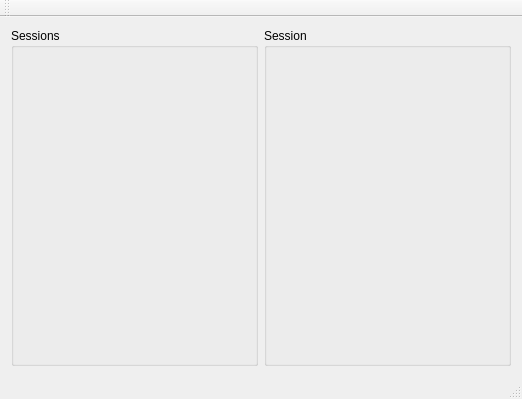
Old version of the form dda_ctrl/dda_analysis/analyswindow.ui in the repository olegyurchenko/dda-control.
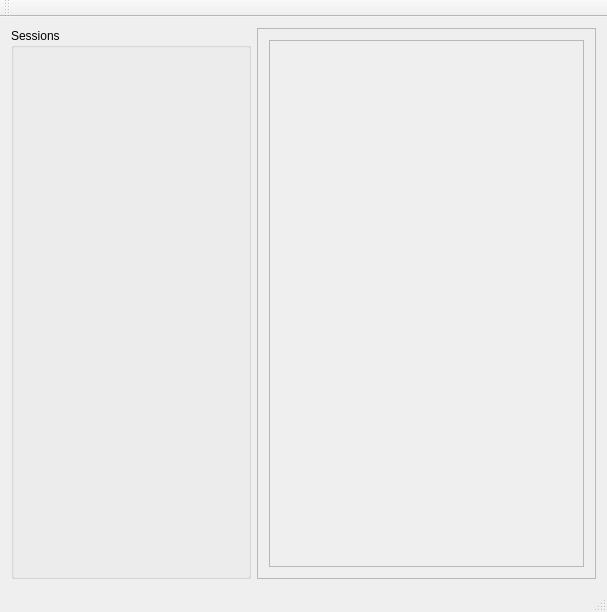
New version of the form. Custom widgets are drawn as their Qt base class.

```diff
--- a/dda_ctrl/dda_analysis/analyswindow.ui
+++ b/dda_ctrl/dda_analysis/analyswindow.ui
@@ -6,8 +6,8 @@
    <rect>
     <x>0</x>
     <y>0</y>
-    <width>522</width>
-    <height>399</height>
+    <width>607</width>
+    <height>612</height>
    </rect>
   </property>
   <property name="windowTitle">
@@ -17,23 +17,44 @@
    <layout class="QHBoxLayout" name="horizontalLayout">
     <item>
      <widget class="SelSessionBox" name="selSessionBox">
-      <property name="title">
-       <string>Sessions</string>
-      </property>
-     </widget>
-    </item>
-    <item>
-     <widget class="SessionBox" name="sessionBox">
       <property name="minimumSize">
        <size>
-        <width>80</width>
-        <height>80</height>
+        <width>240</width>
+        <height>0</height>
        </size>
       </property>
       <property name="title">
-       <string>Session</string>
+       <string>Sessions</string>
       </property>
-      <zorder>verticalSpacer</zorder>
+     </widget>
+    </item>
+    <item>
+     <widget class="QScrollArea" name="scrollArea">
+      <property name="widgetResizable">
+       <bool>true</bool>
+      </property>
+      <widget class="QWidget" name="scrollAreaWidgetContents">
+       <property name="geometry">
+        <rect>
+         <x>0</x>
+         <y>0</y>
+         <width>349</width>
+         <height>551</height>
+        </rect>
+       </property>
+       <layout class="QHBoxLayout" name="horizontalLayout_2">
+        <item>
+         <widget class="QFrame" name="sessionBox">
+          <property name="frameShape">
+           <enum>QFrame::StyledPanel</enum>
+          </property>
+          <property name="frameShadow">
+           <enum>QFrame::Plain</enum>
+          </property>
+         </widget>
+        </item>
+       </layout>
+      </widget>
      </widget>
     </item>
    </layout>
@@ -66,12 +87,6 @@
    <header>selsessionbox.h</header>
    <container>1</container>
   </customwidget>
-  <customwidget>
-   <class>SessionBox</class>
-   <extends>QGroupBox</extends>
-   <header>sessionbox.h</header>
-   <container>1</container>
-  </customwidget>
  </customwidgets>
  <resources/>
  <connections/>
```
Left out of the diff: 2 changed lines with no effect on the pictures.
